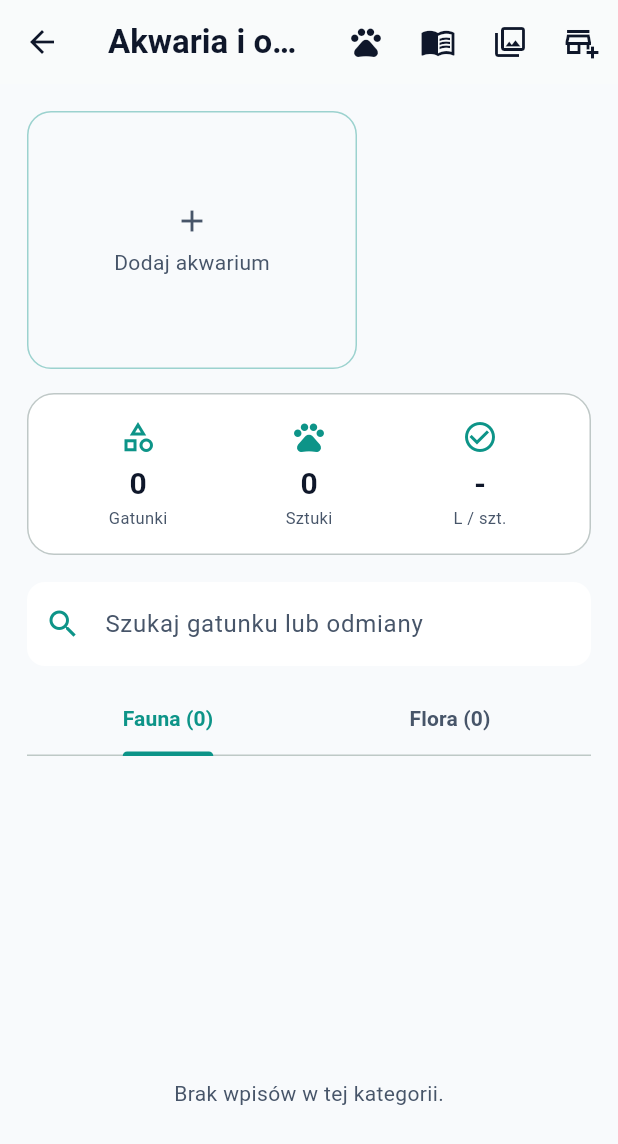
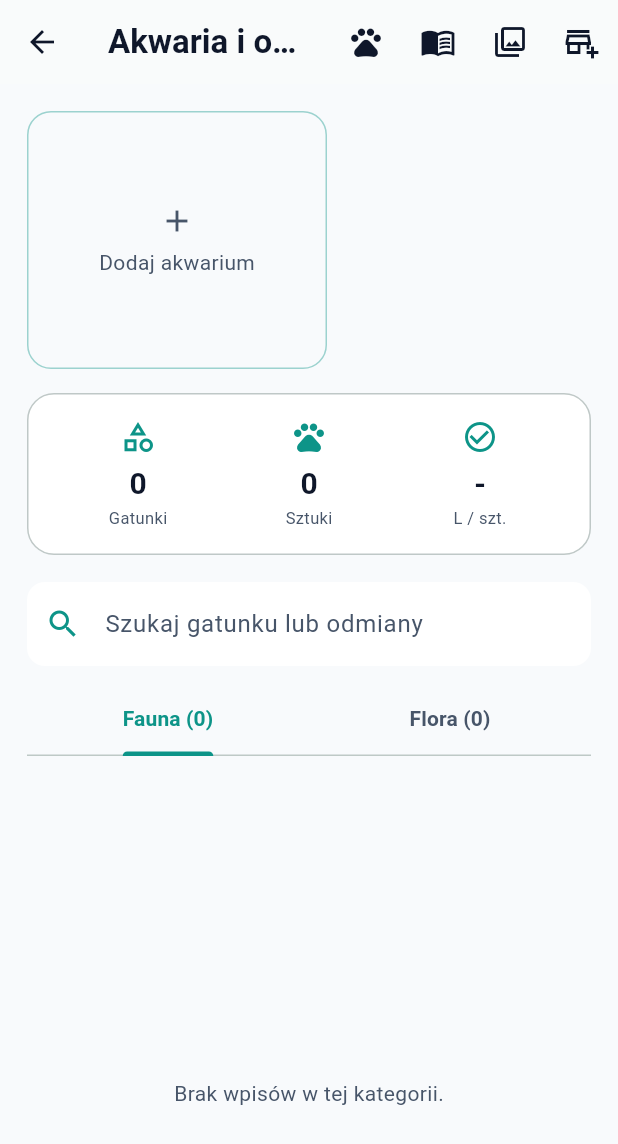
Before and after one commit to slawomirgrelich/akwarium, a Flutter app: the screen it shows once a user with an empty profile is signed in, after a tap on "Dodaj nowe akwarium", on a phone screen of 412 x 824 dp. Shown: the top 1144 px of the screen. Run offline on Flutter 3.47's test engine with Material 3 defaults, Android fonts, the phone set to English and light mode, and no system bars; our stand-ins replace cloud_firestore, firebase_auth, firebase_core, firebase_storage, fl_chart, flutter_local_notifications and 7 more; accounts and stored records are empty.

Commit message:
Naprawa układu kart akwariów oraz uzupełnij brakujące tłumaczenia

```diff
--- a/lib/aquarium_management_screen.dart
+++ b/lib/aquarium_management_screen.dart
@@ -37,7 +37,7 @@ class TankSwitcher extends StatelessWidget {
     if (activeAquarium == null) {
       return ActionChip(
         avatar: const Icon(Icons.add, size: 18),
-        label: const Text('Dodaj akwarium'),
+        label: Text(AppLocalizations.of(context)!.addTank),
         onPressed: () => Navigator.push<void>(
           context,
           MaterialPageRoute<void>(
@@ -93,7 +93,7 @@ class AquariumManagementScreen extends StatelessWidget {
         title: Text(l10n.tanksAndStockTitle),
         actions: [
           IconButton(
-            tooltip: 'Obsada akwarium',
+            tooltip: l10n.aquariumLivestockTitle,
             onPressed: () => Navigator.push<void>(
               context,
               MaterialPageRoute(builder: (_) => const TankStockingScreen()),
@@ -117,7 +117,7 @@ class AquariumManagementScreen extends StatelessWidget {
             icon: const Icon(Icons.menu_book_outlined),
           ),
           IconButton(
-            tooltip: 'Dziennik zdjęć',
+            tooltip: l10n.photoJournalTitle,
             onPressed: () {
               final tankId = context.read<AquariumProvider>().activeAquariumId;
               Navigator.push<void>(
@@ -302,7 +302,7 @@ class _ManagementContentState extends State<_ManagementContent>
               FilledButton.icon(
                 onPressed: widget.onAddInhabitant,
                 icon: const Icon(Icons.add),
-                label: const Text('Dodaj gatunek do obsady'),
+                label: Text(AppLocalizations.of(context)!.addSpeciesToStock),
               ),
             ],
           ),
@@ -387,7 +387,7 @@ class _TankProfileStrip extends StatelessWidget {
               onTap: onAdd,
               borderRadius: BorderRadius.circular(16),
               child: Container(
-                width: 220,
+                width: 200,
                 decoration: BoxDecoration(
                   borderRadius: BorderRadius.circular(16),
                   border: Border.all(
@@ -411,8 +411,8 @@ class _TankProfileStrip extends StatelessWidget {
             onTap: () => provider.selectAquarium(aquarium.id),
             borderRadius: BorderRadius.circular(16),
             child: Container(
-              width: 240,
-              padding: const EdgeInsets.all(14),
+              width: 200,
+              padding: const EdgeInsets.all(10),
               decoration: BoxDecoration(
                 color: Theme.of(context).cardColor,
                 borderRadius: BorderRadius.circular(16),
@@ -443,6 +443,7 @@ class _TankProfileStrip extends StatelessWidget {
                           style: TextStyle(
                             color: Theme.of(context).textTheme.bodyLarge?.color,
                             fontWeight: FontWeight.bold,
+                            fontSize: 14,
                           ),
                           overflow: TextOverflow.ellipsis,
                         ),
@@ -856,7 +857,7 @@ class _AddInhabitantModalState extends State<AddInhabitantModal> {
 
   @override
   Widget build(BuildContext context) => AlertDialog(
-    title: const Text('Dodaj gatunek'),
+    title: Text(AppLocalizations.of(context)!.addSpecies),
     content: SingleChildScrollView(
       child: Column(
         mainAxisSize: MainAxisSize.min,
--- a/lib/l10n/app_localizations.dart
+++ b/lib/l10n/app_localizations.dart
@@ -1609,6 +1609,186 @@ abstract class AppLocalizations {
   /// In pl, this message translates to:
   /// **'Powiadomienia push i cykliczne harmonogramy wymagają aktywnego planu PRO.'**
   String get proNotificationsRequired;
+
+  /// No description provided for @setProfileName.
+  ///
+  /// In pl, this message translates to:
+  /// **'Ustaw imię profilu'**
+  String get setProfileName;
+
+  /// No description provided for @geminiApiKeyLabel.
+  ///
+  /// In pl, this message translates to:
+  /// **'Klucz API Gemini'**
+  String get geminiApiKeyLabel;
+
+  /// No description provided for @aiScannerConfig.
+  ///
+  /// In pl, this message translates to:
+  /// **'Konfiguracja skanera AI zdjęć'**
+  String get aiScannerConfig;
+
+  /// No description provided for @cloudBackupSyncTitle.
+  ///
+  /// In pl, this message translates to:
+  /// **'Kopia w chmurze i synchronizacja'**
+  String get cloudBackupSyncTitle;
+
+  /// No description provided for @cloudBackupSyncSubtitle.
+  ///
+  /// In pl, this message translates to:
+  /// **'Automatyczny zapis i tworzenie kopii zapasowej w chmurze'**
+  String get cloudBackupSyncSubtitle;
+
+  /// No description provided for @photoJournalTitle.
+  ///
+  /// In pl, this message translates to:
+  /// **'Dziennik zdjęć'**
+  String get photoJournalTitle;
+
+  /// No description provided for @addFirstPhotoOfAquarium.
+  ///
+  /// In pl, this message translates to:
+  /// **'Dodaj pierwsze zdjęcie akwarium.'**
+  String get addFirstPhotoOfAquarium;
+
+  /// No description provided for @addPhoto.
+  ///
+  /// In pl, this message translates to:
+  /// **'Dodaj zdjęcie'**
+  String get addPhoto;
+
+  /// No description provided for @aquariumLivestockTitle.
+  ///
+  /// In pl, this message translates to:
+  /// **'Obsada akwarium'**
+  String get aquariumLivestockTitle;
+
+  /// No description provided for @compatibilityPercent.
+  ///
+  /// In pl, this message translates to:
+  /// **'{score}% kompatybilności'**
+  String compatibilityPercent(int score);
+
+  /// No description provided for @livestockWithinRange.
+  ///
+  /// In pl, this message translates to:
+  /// **'Obsada mieści się w sprawdzonych zakresach.'**
+  String get livestockWithinRange;
+
+  /// No description provided for @noSpeciesAddedOpenAtlas.
+  ///
+  /// In pl, this message translates to:
+  /// **'Brak dodanych gatunków. Otwórz atlas, aby dodać obsadę.'**
+  String get noSpeciesAddedOpenAtlas;
+
+  /// No description provided for @addSpecies.
+  ///
+  /// In pl, this message translates to:
+  /// **'Dodaj gatunek'**
+  String get addSpecies;
+
+  /// No description provided for @addSpeciesToStock.
+  ///
+  /// In pl, this message translates to:
+  /// **'Dodaj gatunek do obsady'**
+  String get addSpeciesToStock;
+
+  /// No description provided for @newReminder.
+  ///
+  /// In pl, this message translates to:
+  /// **'Nowe przypomnienie'**
+  String get newReminder;
+
+  /// No description provided for @taskName.
+  ///
+  /// In pl, this message translates to:
+  /// **'Nazwa zadania'**
+  String get taskName;
+
+  /// No description provided for @dueDate.
+  ///
+  /// In pl, this message translates to:
+  /// **'Termin'**
+  String get dueDate;
+
+  /// No description provided for @repeatCyclically.
+  ///
+  /// In pl, this message translates to:
+  /// **'Powtarzaj cyklicznie'**
+  String get repeatCyclically;
+
+  /// No description provided for @autoScheduleNextDate.
+  ///
+  /// In pl, this message translates to:
+  /// **'Automatycznie planuj kolejny termin'**
+  String get autoScheduleNextDate;
+
+  /// No description provided for @proBenefitUnlimitedAquariums.
+  ///
+  /// In pl, this message translates to:
+  /// **'Nielimitowane akwaria'**
+  String get proBenefitUnlimitedAquariums;
+
+  /// No description provided for @proBenefitAiScannerDiagnostics.
+  ///
+  /// In pl, this message translates to:
+  /// **'Skaner AI i diagnostyka'**
+  String get proBenefitAiScannerDiagnostics;
+
+  /// No description provided for @proBenefitFullPhotoHistory.
+  ///
+  /// In pl, this message translates to:
+  /// **'Pełna historia zdjęć'**
+  String get proBenefitFullPhotoHistory;
+
+  /// No description provided for @proBenefitNoAds.
+  ///
+  /// In pl, this message translates to:
+  /// **'Brak reklam'**
+  String get proBenefitNoAds;
+
+  /// No description provided for @unlockProHeadline.
+  ///
+  /// In pl, this message translates to:
+  /// **'Odblokuj Akwarysta PRO'**
+  String get unlockProHeadline;
+
+  /// No description provided for @monthlyPlan.
+  ///
+  /// In pl, this message translates to:
+  /// **'Miesięczny'**
+  String get monthlyPlan;
+
+  /// No description provided for @yearlyPlan.
+  ///
+  /// In pl, this message translates to:
+  /// **'Roczny'**
+  String get yearlyPlan;
+
+  /// No description provided for @mostPopularBadge.
+  ///
+  /// In pl, this message translates to:
+  /// **'Najpopularniejszy'**
+  String get mostPopularBadge;
+
+  /// No description provided for @activatingEllipsis.
+  ///
+  /// In pl, this message translates to:
+  /// **'Aktywowanie…'**
+  String get activatingEllipsis;
+
+  /// No description provided for @proActivatedMessage.
+  ///
+  /// In pl, this message translates to:
+  /// **'Aktywowany status Akwarysta PRO.'**
+  String get proActivatedMessage;
+
+  /// No description provided for @proActivationFailed.
+  ///
+  /// In pl, this message translates to:
+  /// **'Nie udało się aktywować PRO: {error}'**
+  String proActivationFailed(String error);
 }
 
 class _AppLocalizationsDelegate
--- a/lib/main.dart
+++ b/lib/main.dart
@@ -1661,8 +1661,8 @@ class ProfilePage extends StatelessWidget {
             const SizedBox(height: 10),
             _SettingsTile(
               icon: Icons.key_outlined,
-              title: 'Klucz API Gemini',
-              subtitle: 'Konfiguracja skanera AI zdjęć',
+              title: l10n.geminiApiKeyLabel,
+              subtitle: l10n.aiScannerConfig,
               onTap: () => _showGeminiKeyDialog(context),
             ),
             const SizedBox(height: 10),
@@ -1672,9 +1672,8 @@ class ProfilePage extends StatelessWidget {
             const SizedBox(height: 10),
             _SettingsTile(
               icon: Icons.cloud_sync_outlined,
-              title: 'Kopia w chmurze i synchronizacja',
-              subtitle:
-                  'Automatyczny zapis i tworzenie kopii zapasowej w chmurze',
+              title: l10n.cloudBackupSyncTitle,
+              subtitle: l10n.cloudBackupSyncSubtitle,
               onTap: () => _showCloudSyncDialog(context),
             ),
             const SizedBox(height: 10),
@@ -1700,6 +1699,7 @@ class ProfilePage extends StatelessWidget {
   }
 
   void _showCloudSyncDialog(BuildContext context) {
+    final l10n = AppLocalizations.of(context)!;
     showDialog<void>(
       context: context,
       builder: (dialogContext) => AlertDialog(
@@ -1708,7 +1708,7 @@ class ProfilePage extends StatelessWidget {
           color: Theme.of(context).colorScheme.primary,
           size: 36,
         ),
-        title: const Text('Kopia w chmurze i synchronizacja'),
+        title: Text(l10n.cloudBackupSyncTitle),
         content: FutureBuilder<DateTime?>(
           future: FirestoreSyncStatus.getLastSuccessfulSync(),
           builder: (context, snapshot) {
@@ -1758,7 +1758,7 @@ class ProfilePage extends StatelessWidget {
       context: context,
       builder: (dialogContext) => StatefulBuilder(
         builder: (dialogContext, setDialogState) => AlertDialog(
-          title: const Text('Klucz API Gemini'),
+          title: Text(AppLocalizations.of(context)!.geminiApiKeyLabel),
           content: Column(
             mainAxisSize: MainAxisSize.min,
             crossAxisAlignment: CrossAxisAlignment.stretch,
@@ -2509,7 +2509,7 @@ class _ProfileDisplayNameTile extends StatelessWidget {
         return _SettingsTile(
           icon: Icons.person_outline,
           title: displayName == null || displayName.isEmpty
-              ? 'Ustaw imię profilu'
+              ? AppLocalizations.of(context)!.setProfileName
               : displayName,
           subtitle: 'Imię wyświetlane na pulpicie',
           onTap: () => _editProfileDisplayName(context, displayName ?? ''),
```
Also changed, not shown: lib/l10n/app_en.arb (+32 -0 lines), lib/l10n/app_localizations_en.dart (+95 -0 lines), lib/l10n/app_localizations_pl.dart (+97 -0 lines), lib/l10n/app_pl.arb (+32 -0 lines), lib/screens/journal_and_reminders_screen.dart (+10 -9 lines), lib/screens/tank_photo_journal_screen.dart (+6 -4 lines), lib/screens/tank_stocking_screen.dart (+10 -9 lines), lib/widgets/firestore_reminders_widget.dart (+5 -3 lines), lib/widgets/pro_paywall_dialog.dart (+15 -14 lines).
